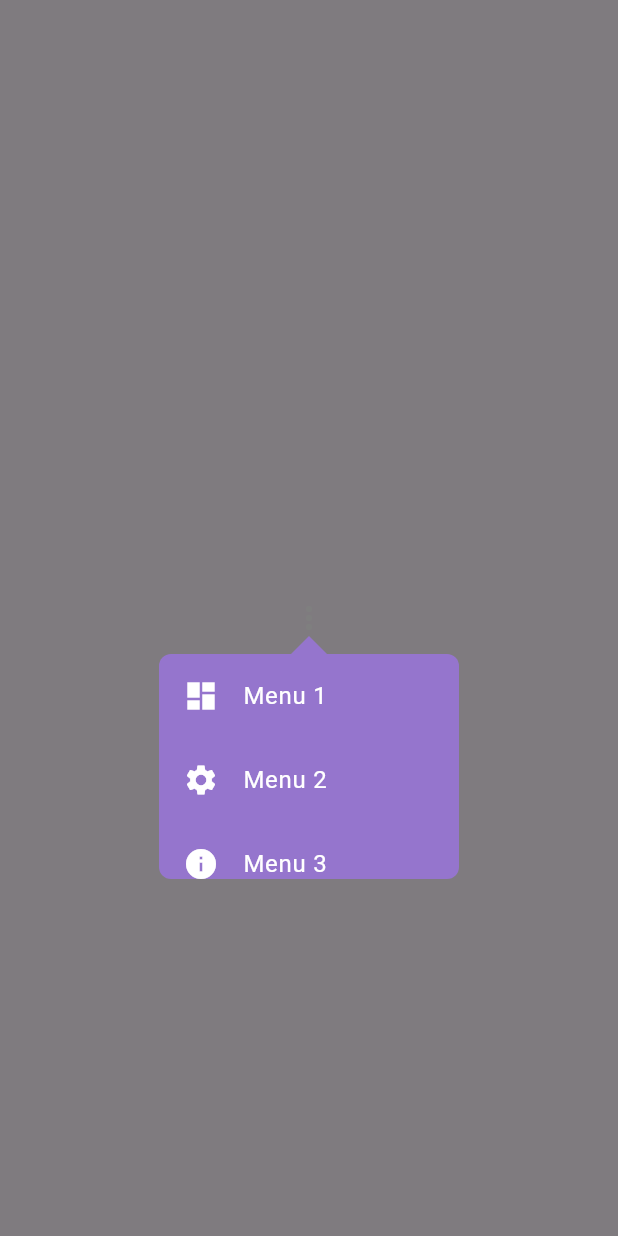
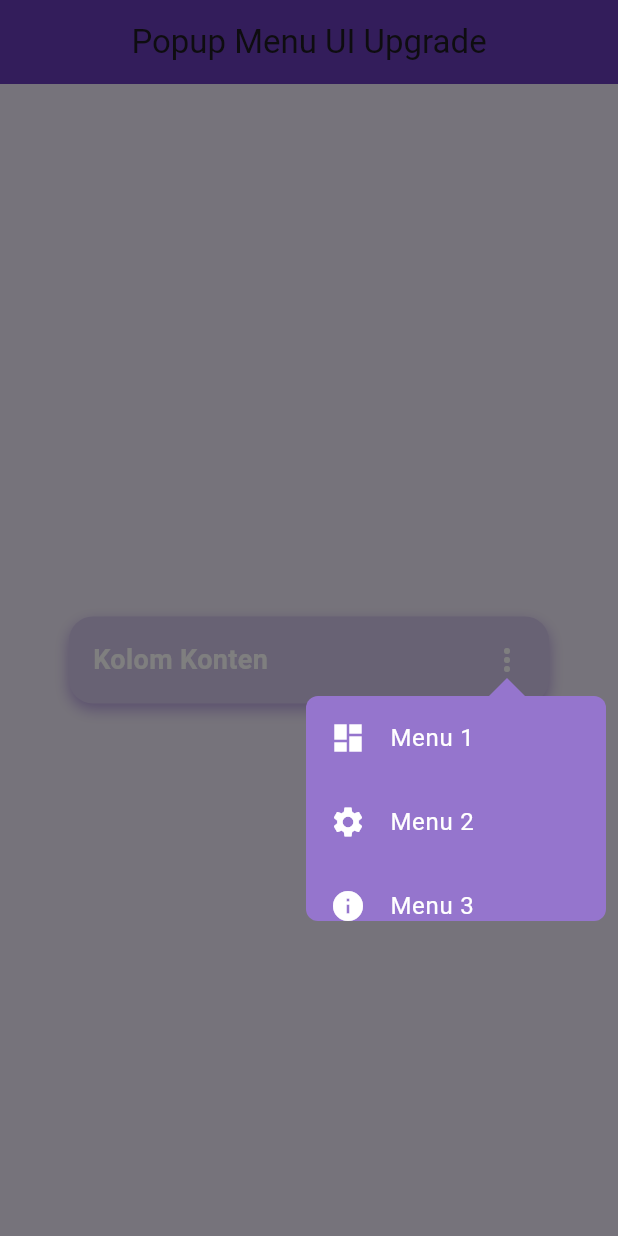
Before and after one commit to OrewaKimi/Flutter_PopUpMenu, a Flutter app: the screen it shows after launch, after a tap on the "more vert" icon, on a phone screen of 412 x 824 dp. Run offline on Flutter 3.47's test engine with Material 3 defaults, Android fonts, the phone set to English and light mode, and no system bars; our stand-ins replace popover.

Commit message:
add column content

```diff
--- a/lib/main.dart
+++ b/lib/main.dart
@@ -8,14 +8,56 @@ void main() {
 class MyApp extends StatelessWidget {
   const MyApp({super.key});
 
-  // This widget is the root of your application.
   @override
   Widget build(BuildContext context) {
     return const MaterialApp(
       debugShowCheckedModeBanner: false,
-      home: Scaffold(
-        body: Center(
-          child: MyButton(),
+      home: HomePage(),
+    );
+  }
+}
+
+class HomePage extends StatelessWidget {
+  const HomePage({super.key});
+
+  @override
+  Widget build(BuildContext context) {
+    return Scaffold(
+      backgroundColor: Colors.deepPurple.shade50,
+      appBar: AppBar(
+        backgroundColor: Colors.deepPurple,
+        title: const Text('Popup Menu UI Upgrade'),
+        centerTitle: true,
+      ),
+      body: Center(
+        child: Container(
+          width: 320,
+          padding: const EdgeInsets.all(16),
+          decoration: BoxDecoration(
+            color: Colors.deepPurple.shade100,
+            borderRadius: BorderRadius.circular(16),
+            boxShadow: [
+              BoxShadow(
+                color: Colors.deepPurple.shade200,
+                blurRadius: 8,
+                offset: const Offset(0, 4),
+              ),
+            ],
+          ),
+          child: Row(
+            mainAxisAlignment: MainAxisAlignment.spaceBetween,
+            children: [
+              const Text(
+                'Kolom Konten',
+                style: TextStyle(
+                  color: Colors.white,
+                  fontSize: 18,
+                  fontWeight: FontWeight.w600,
+                ),
+              ),
+              const MyButton(),
+            ],
+          ),
         ),
       ),
     );
```
